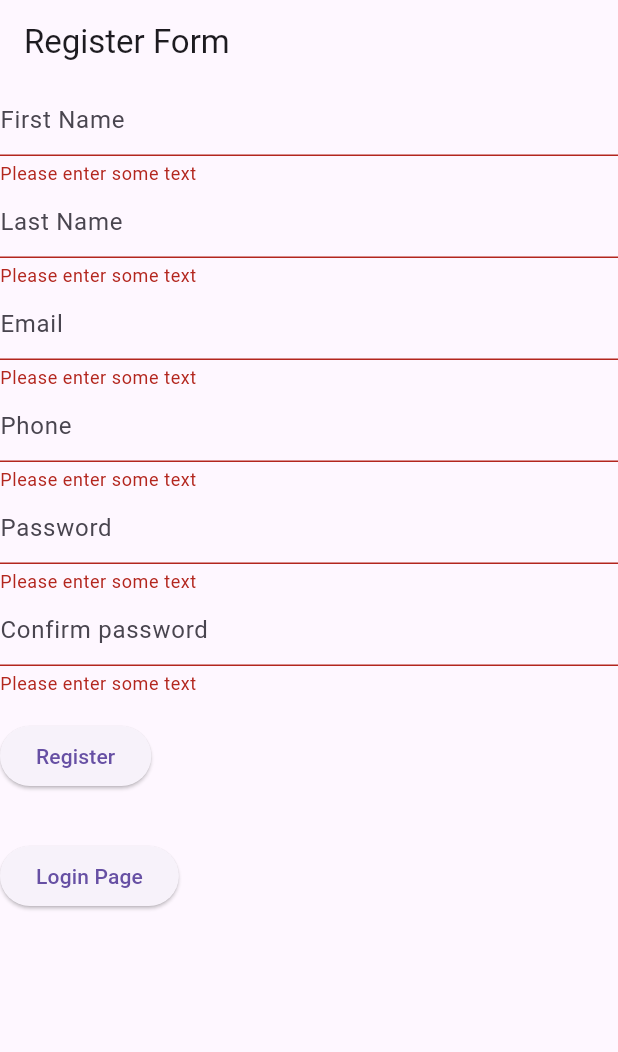
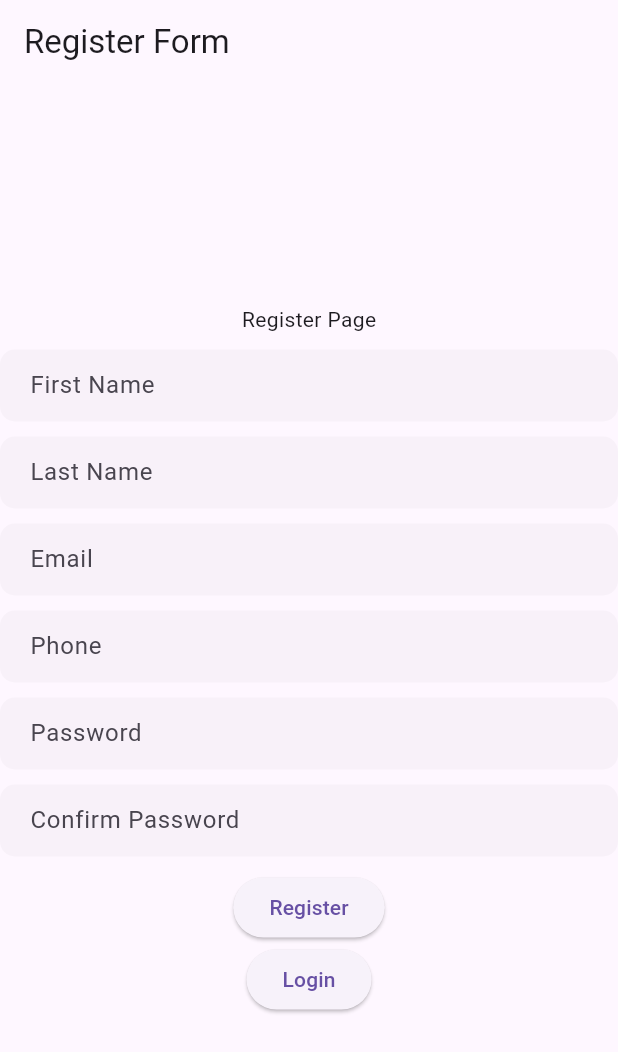
Before and after one commit to SankalpaHettiarachchi/OnMyWay-APP, a Flutter app: the screen it shows after launch, after a tap on "Register", on a phone screen of 412 x 824 dp. Shown: the top 1052 px of the screen. Run offline on Flutter 3.47's test engine with Material 3 defaults, Android fonts, the phone set to English and light mode, and no system bars; our stand-ins replace get.

Commit message:
App updated

```diff
--- /dev/null
+++ b/lib/constants/constants.dart
@@ -0,0 +1 @@
+String url = 'http://10.0.2.2:8000';
--- a/lib/main.dart
+++ b/lib/main.dart
@@ -28,7 +28,7 @@
     return const GetMaterialApp(
       debugShowCheckedModeBanner: false,
       title: "OnMyWay",
-      home: FormExampleApp(),
+      home: Register(),
     );
   }
 }
--- a/lib/views/login.dart
+++ b/lib/views/login.dart
@@ -79,7 +79,7 @@ class _FormExampleState extends State<FormExample> {
             padding: const EdgeInsets.symmetric(vertical: 16.0),
             child: ElevatedButton(
               onPressed: () {
-                Get.to(() => const FormExampleApp());
+                Get.to(() => const Register());
               },
               child: const Text('Register Page'),
             ),
--- a/lib/views/register.dart
+++ b/lib/views/register.dart
@@ -1,131 +1,107 @@
 import 'package:flutter/material.dart';
 import 'package:onmyway/views/login.dart';
+import './widgets/InputWidget.dart';
 import 'package:get/get.dart';
 
 /// Flutter code sample for [Form].
 
-void main() => runApp(const FormExampleApp());
+void main() => runApp(const Register());
 
-class FormExampleApp extends StatelessWidget {
-  const FormExampleApp({super.key});
+class Register extends StatelessWidget {
+  const Register({super.key});
 
   @override
   Widget build(BuildContext context) {
     return MaterialApp(
       home: Scaffold(
         appBar: AppBar(title: const Text('Register Form')),
-        body: const FormExample(),
+        body: const RegisterForm(),
       ),
     );
   }
 }
 
-class FormExample extends StatefulWidget {
-  const FormExample({super.key});
+class RegisterForm extends StatefulWidget {
+  const RegisterForm({super.key});
 
   @override
-  State<FormExample> createState() => _FormExampleState();
+  State<RegisterForm> createState() => _RegisterFormleState();
 }
-
-class _FormExampleState extends State<FormExample> {
-  final GlobalKey<FormState> _formKey = GlobalKey<FormState>();
+class _RegisterFormleState extends State<RegisterForm> {
+  final TextEditingController _fnameController = TextEditingController();
+  final TextEditingController _lnameController = TextEditingController();
+  final TextEditingController _emailController = TextEditingController();
+  final TextEditingController _phoneController = TextEditingController();
+  final TextEditingController _passwordController = TextEditingController();
+  final TextEditingController _confirmPasswordController = TextEditingController();
 
   @override
   Widget build(BuildContext context) {
-    return Form(
-      key: _formKey,
-      child: Column(
-        crossAxisAlignment: CrossAxisAlignment.start,
-        children: <Widget>[
-          TextFormField(
-            decoration: const InputDecoration(
+    return Scaffold(
+      body: Center(
+        child: Column(
+          mainAxisAlignment: MainAxisAlignment.center,
+          children: [
+            const Text('Register Page'),
+            const SizedBox(
+              height: 10,
+            ),
+            InputWidget(
               hintText: 'First Name',
+              controller: _fnameController,
+              obscureText: false,
             ),
-            validator: (String? value) {
-              if (value == null || value.isEmpty) {
-                return 'Please enter some text';
-              }
-              return null;
-            },
-          ),
-          TextFormField(
-            decoration: const InputDecoration(
+            const SizedBox(
+              height: 10,
+            ),
+            InputWidget(
               hintText: 'Last Name',
+              controller: _lnameController,
+              obscureText: false,
             ),
-            validator: (String? value) {
-              if (value == null || value.isEmpty) {
-                return 'Please enter some text';
-              }
-              return null;
-            },
-          ),
-          TextFormField(
-            decoration: const InputDecoration(
+            const SizedBox(
+              height: 10,
+            ),
+            InputWidget(
               hintText: 'Email',
+              controller: _emailController,
+              obscureText: false,
             ),
-            validator: (String? value) {
-              if (value == null || value.isEmpty) {
-                return 'Please enter some text';
-              }
-              return null;
-            },
-          ),
-          TextFormField(
-            decoration: const InputDecoration(
+            const SizedBox(
+              height: 10,
+            ),
+            InputWidget(
               hintText: 'Phone',
+              controller: _phoneController,
+              obscureText: false,
             ),
-            validator: (String? value) {
-              if (value == null || value.isEmpty) {
-                return 'Please enter some text';
-              }
-              return null;
-            },
-          ),
-          TextFormField(
-            decoration: const InputDecoration(
+            const SizedBox(
+              height: 10,
+            ),
+            InputWidget(
               hintText: 'Password',
+              controller: _passwordController,
+              obscureText: false,
             ),
-            validator: (String? value) {
-              if (value == null || value.isEmpty) {
-                return 'Please enter some text';
-              }
-              return null;
-            },
-          ),
-          TextFormField(
-            decoration: const InputDecoration(
-              hintText: 'Confirm password',
+            const SizedBox(
+              height: 10,
             ),
-            validator: (String? value) {
-              if (value == null || value.isEmpty) {
-                return 'Please enter some text';
-              }
-              return null;
-            },
-          ),
-          Padding(
-            padding: const EdgeInsets.symmetric(vertical: 16.0),
-            child: ElevatedButton(
-              onPressed: () {
-                // Validate will return true if the form is valid, or false if
-                // the form is invalid.
-                if (_formKey.currentState!.validate()) {
-                  // Process data.
-                }
-              },
-              child: const Text('Register'),
+            InputWidget(
+              hintText: 'Confirm Password',
+              controller: _confirmPasswordController,
+              obscureText: false,
             ),
-          ),
-          Padding(
-            padding: const EdgeInsets.symmetric(vertical: 16.0),
-            child: ElevatedButton(
-              onPressed: () {
-                Get.to(() => const Login());
-              },
-              child: const Text('Login Page'),
+            const SizedBox(
+              height: 10,
             ),
-          ),
-        ],
+            ElevatedButton(onPressed: () {}, child: const Text("Register")),
+            ElevatedButton(
+                onPressed: () {
+                  Get.to(()=>const Login());
+                },
+                child: const Text("Login")),
+          ],
+        ),
       ),
     );
   }
--- /dev/null
+++ b/lib/views/widgets/InputWidget.dart
@@ -0,0 +1,33 @@
+import 'package:flutter/material.dart';
+
+class InputWidget extends StatelessWidget {
+  const InputWidget({
+    super.key,
+    required this.hintText,
+    required this.controller,
+    required this.obscureText,
+  });
+
+  final String hintText;
+  final bool obscureText;
+  final TextEditingController controller;
+
+  @override
+  Widget build(BuildContext context) {
+    return Container(
+      width: double.infinity,
+      decoration: BoxDecoration(
+        color: Color.fromARGB(10, 100, 100, 100),
+        borderRadius: BorderRadius.circular(10),
+      ),
+      child:  TextField(
+        obscureText: obscureText,
+        controller: controller,
+        decoration: InputDecoration(
+            border: InputBorder.none,
+            hintText: hintText,
+            contentPadding: EdgeInsets.symmetric(horizontal: 20)),
+      ),
+    );
+  }
+}
```
Also changed, not shown: lib/controllers/authenticationController.dart (added).
